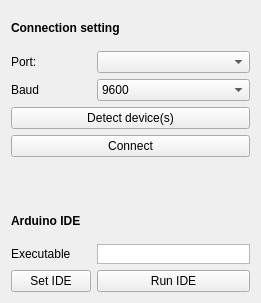
First picture: the form in ArduinoConnect/Resources/UI/ArduinoConnect.ui, repository pzaffino/SlicerArduinoController, before the edit.
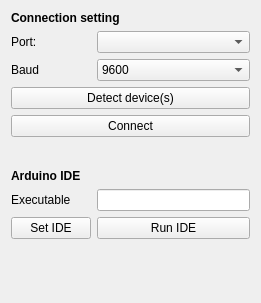
Second picture: the form after the edit.

Commit message: Just the config file is missing

Diff of the .ui file:
```diff
--- a/ArduinoConnect/Resources/UI/ArduinoConnect.ui
+++ b/ArduinoConnect/Resources/UI/ArduinoConnect.ui
@@ -97,28 +97,6 @@
      </property>
     </widget>
    </item>
-   <item row="9" column="1">
-    <widget class="QTextBrowser" name="IDEPathText">
-     <property name="sizePolicy">
-      <sizepolicy hsizetype="Expanding" vsizetype="Expanding">
-       <horstretch>0</horstretch>
-       <verstretch>0</verstretch>
-      </sizepolicy>
-     </property>
-     <property name="maximumSize">
-      <size>
-       <width>16777215</width>
-       <height>20</height>
-      </size>
-     </property>
-     <property name="verticalScrollBarPolicy">
-      <enum>Qt::ScrollBarAlwaysOff</enum>
-     </property>
-     <property name="horizontalScrollBarPolicy">
-      <enum>Qt::ScrollBarAsNeeded</enum>
-     </property>
-    </widget>
-   </item>
    <item row="12" column="0">
     <widget class="QPushButton" name="setIDEButton">
      <property name="text">
@@ -159,6 +137,13 @@
      </property>
     </spacer>
    </item>
+   <item row="9" column="1">
+    <widget class="QLineEdit" name="IDEPathText">
+     <property name="readOnly">
+      <bool>true</bool>
+     </property>
+    </widget>
+   </item>
   </layout>
  </widget>
  <resources/>
```
The commit also changes 1 other file.
